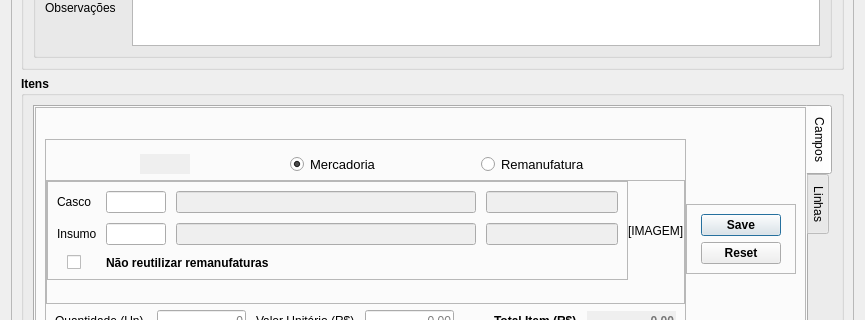
This is Resources/UI/CadastroPedido.ui in Klubas/Projeto-SOAD as Qt 5 draws it before an edit; both pictures show x 0 to 865 and y 195 to 515 of the 865 by 673 pixel window. The edited form follows.
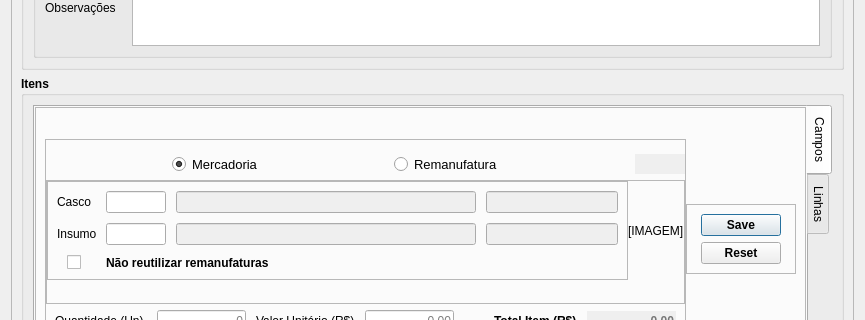
This is the edited form.

Patch:
```diff
--- a/Resources/UI/CadastroPedido.ui
+++ b/Resources/UI/CadastroPedido.ui
@@ -750,6 +750,91 @@
                         <property name="bottomMargin">
                          <number>0</number>
                         </property>
+                        <item>
+                         <spacer name="horizontalSpacer_6">
+                          <property name="orientation">
+                           <enum>Qt::Horizontal</enum>
+                          </property>
+                          <property name="sizeHint" stdset="0">
+                           <size>
+                            <width>40</width>
+                            <height>20</height>
+                           </size>
+                          </property>
+                         </spacer>
+                        </item>
+                        <item>
+                         <widget class="QRadioButton" name="radioButton_mercadoria">
+                          <property name="sizePolicy">
+                           <sizepolicy hsizetype="Fixed" vsizetype="Fixed">
+                            <horstretch>0</horstretch>
+                            <verstretch>0</verstretch>
+                           </sizepolicy>
+                          </property>
+                          <property name="font">
+                           <font>
+                            <pointsize>10</pointsize>
+                            <weight>50</weight>
+                            <bold>false</bold>
+                           </font>
+                          </property>
+                          <property name="text">
+                           <string>Mercadoria</string>
+                          </property>
+                          <property name="checked">
+                           <bool>true</bool>
+                          </property>
+                         </widget>
+                        </item>
+                        <item>
+                         <spacer name="horizontalSpacer_7">
+                          <property name="orientation">
+                           <enum>Qt::Horizontal</enum>
+                          </property>
+                          <property name="sizeHint" stdset="0">
+                           <size>
+                            <width>40</width>
+                            <height>20</height>
+                           </size>
+                          </property>
+                         </spacer>
+                        </item>
+                        <item>
+                         <widget class="QRadioButton" name="radioButton_remanufatura">
+                          <property name="sizePolicy">
+                           <sizepolicy hsizetype="Fixed" vsizetype="Fixed">
+                            <horstretch>0</horstretch>
+                            <verstretch>0</verstretch>
+                           </sizepolicy>
+                          </property>
+                          <property name="font">
+                           <font>
+                            <pointsize>10</pointsize>
+                            <weight>50</weight>
+                            <bold>false</bold>
+                           </font>
+                          </property>
+                          <property name="layoutDirection">
+                           <enum>Qt::LeftToRight</enum>
+                          </property>
+                          <property name="text">
+                           <string>Remanufatura</string>
+                          </property>
+                         </widget>
+                        </item>
+                        <item>
+                         <spacer name="horizontalSpacer_5">
+                          <property name="orientation">
+                           <enum>Qt::Horizontal</enum>
+                          </property>
+                          <property name="sizeHint" stdset="0">
+                           <size>
+                            <width>40</width>
+                            <height>20</height>
+                           </size>
+                          </property>
+                         </spacer>
+                        </item>
                         <item>
                          <widget class="QLineEdit" name="lineEdit_item_pedido_id">
                           <property name="enabled">
@@ -761,8 +846,14 @@
                             <height>16777215</height>
                            </size>
                           </property>
+                          <property name="font">
+                           <font>
+                            <weight>50</weight>
+                            <bold>false</bold>
+                           </font>
+                          </property>
                           <property name="autoFillBackground">
-                           <bool>true</bool>
+                           <bool>false</bool>
                           </property>
                           <property name="locale">
                            <locale language="Portuguese" country="Brazil"/>
@@ -775,52 +866,6 @@
                           </property>
                          </widget>
                         </item>
-                        <item>
-                         <widget class="QRadioButton" name="radioButton_mercadoria">
-                          <property name="sizePolicy">
-                           <sizepolicy hsizetype="Fixed" vsizetype="Fixed">
-                            <horstretch>0</horstretch>
-                            <verstretch>0</verstretch>
-                           </sizepolicy>
-                          </property>
-                          <property name="font">
-                           <font>
-                            <pointsize>10</pointsize>
-                            <weight>50</weight>
-                            <bold>false</bold>
-                           </font>
-                          </property>
-                          <property name="text">
-                           <string>Mercadoria</string>
-                          </property>
-                          <property name="checked">
-                           <bool>true</bool>
-                          </property>
-                         </widget>
-                        </item>
-                        <item>
-                         <widget class="QRadioButton" name="radioButton_remanufatura">
-                          <property name="sizePolicy">
-                           <sizepolicy hsizetype="Fixed" vsizetype="Fixed">
-                            <horstretch>0</horstretch>
-                            <verstretch>0</verstretch>
-                           </sizepolicy>
-                          </property>
-                          <property name="font">
-                           <font>
-                            <pointsize>10</pointsize>
-                            <weight>50</weight>
-                            <bold>false</bold>
-                           </font>
-                          </property>
-                          <property name="layoutDirection">
-                           <enum>Qt::LeftToRight</enum>
-                          </property>
-                          <property name="text">
-                           <string>Remanufatura</string>
-                          </property>
-                         </widget>
-                        </item>
                        </layout>
                       </widget>
                      </item>
```
